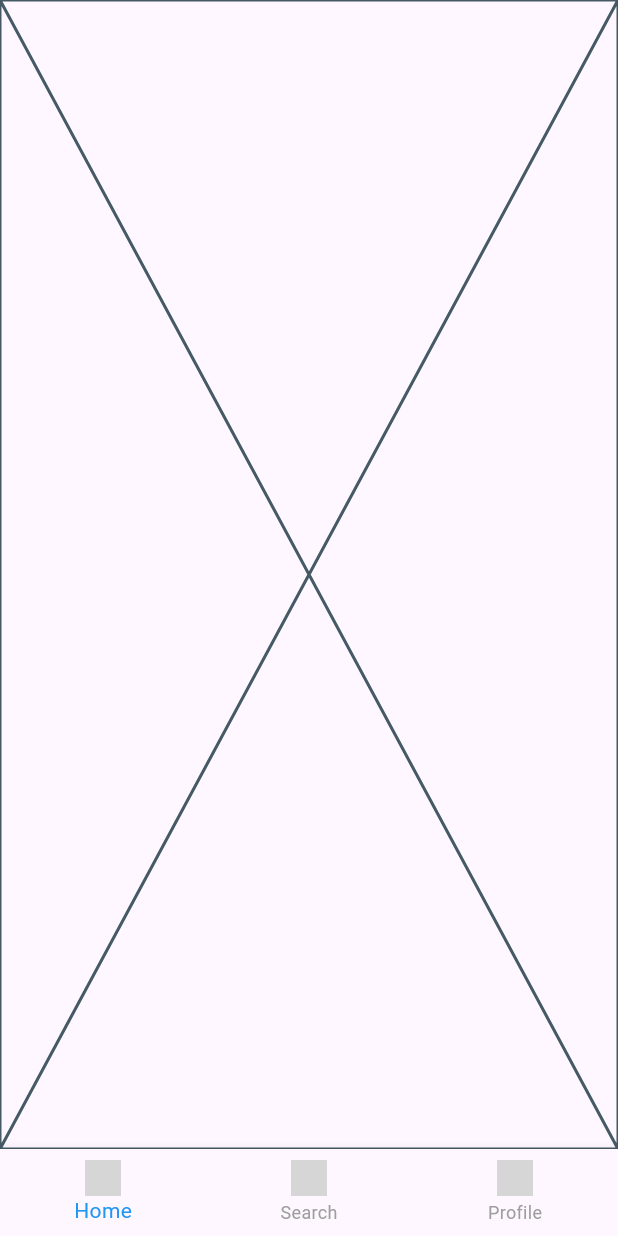
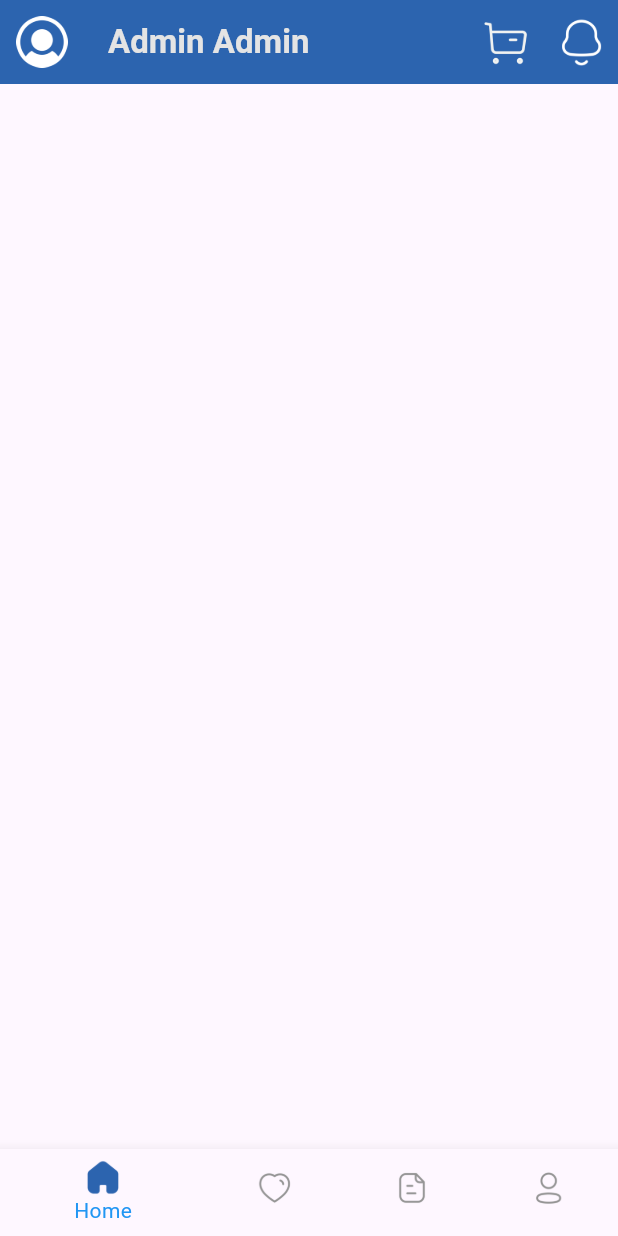
Before and after one commit to Maxza254411/t_and_c_mobile, a Flutter app: the screen it shows after launch, on a phone screen of 412 x 824 dp. Run offline on Flutter 3.47's test engine with Material 3 defaults, Android fonts, the phone set to English and light mode, and no system bars; grey boxes are pictures that could not be loaded.

Commit message:
เพิ่ม NavigatorBar

```diff
--- /dev/null
+++ b/devtools_options.yaml
@@ -0,0 +1,3 @@
+description: This file stores settings for Dart & Flutter DevTools.
+documentation: https://docs.flutter.dev/tools/devtools/extensions#configure-extension-enablement-states
+extensions:
--- a/lib/constang.dart
+++ b/lib/constang.dart
@@ -2,4 +2,5 @@ import 'package:flutter/material.dart';
 
 const kButtonColor = Color(0xFF2C64AF);
 const kbgf = Color(0xFFE4E4E4);
+const kbgM = Color(0xFFE939393);
 const ktextColr = Color(0xFFED2324);
--- a/lib/fristPage.dart
+++ b/lib/fristPage.dart
@@ -1,5 +1,7 @@
 import 'package:flutter/material.dart';
+import 'package:t_and_c_mobile/constang.dart';
 import 'package:t_and_c_mobile/homepage.dart';
+import 'package:t_and_c_mobile/profile.dart';
 
 class FirstPage extends StatefulWidget {
   const FirstPage({super.key});
@@ -15,14 +17,17 @@ class _FirstPageState extends State<FirstPage> {
   final List<Widget> _pages = [
     HomePage(),
     HomePage(),
-    HomePage(), // หน้าแรก
+    HomePage(),
+    Profile(),
   ];
 
   @override
   Widget build(BuildContext context) {
     return Scaffold(
-      body: _pages[_currentIndex], // เปลี่ยนตาม index
+      backgroundColor: kbgM,
+      body: _pages[_currentIndex],
       bottomNavigationBar: BottomNavigationBar(
+        backgroundColor: kbgf,
         currentIndex: _currentIndex,
         selectedItemColor: Colors.blue,
         unselectedItemColor: Colors.grey,
@@ -34,7 +39,9 @@ class _FirstPageState extends State<FirstPage> {
         items: [
           BottomNavigationBarItem(
             icon: Image.asset(
-        "assets/icons/home.png",
+              _currentIndex == 0
+                  ? "assets/icons/Home.png"
+                  : "assets/icons/HomF.png",
               width: 24,
               height: 24,
             ),
@@ -42,23 +49,36 @@ class _FirstPageState extends State<FirstPage> {
           ),
           BottomNavigationBarItem(
             icon: Image.asset(
-        "assets/icons/search.png",
+              _currentIndex == 1
+                  ? "assets/icons/love.png"
+                  : "assets/icons/lovef.png",
               width: 24,
               height: 24,
             ),
-      label: "Search",
+            label: "Wishlist",
           ),
           BottomNavigationBarItem(
             icon: Image.asset(
-        "assets/icons/profile.png",
+              _currentIndex == 2
+                  ? "assets/icons/Paper.png"
+                  : "assets/icons/PaperF.png",
               width: 24,
               height: 24,
             ),
-      label: "Profile",
+            label: "History",
+          ),
+           BottomNavigationBarItem(
+            icon: Image.asset(
+              _currentIndex == 3
+                  ? "assets/icons/Profile.png"
+                  : "assets/icons/ProfileF.png",
+              width: 24,
+              height: 24,
+            ),
+            label: "Account",
           ),
         ],
       ),
-
     );
   }
 }
--- a/lib/homePage.dart
+++ b/lib/homePage.dart
@@ -1,4 +1,6 @@
 import 'package:flutter/material.dart';
+import 'package:t_and_c_mobile/constang.dart';
+
 class HomePage extends StatefulWidget {
   const HomePage({super.key});
 
@@ -9,6 +11,28 @@ class HomePage extends StatefulWidget {
 class _HomePageState extends State<HomePage> {
   @override
   Widget build(BuildContext context) {
-    return  Placeholder();
+    return Scaffold(
+      appBar: AppBar(
+        backgroundColor: kButtonColor,
+        actions: [
+          Padding(
+            padding: const EdgeInsets.all(8.0),
+            child: Image.asset("assets/icons/Buy.png", scale: 15),
+          ),
+          Padding(
+            padding: const EdgeInsets.all(8.0),
+            child: Image.asset("assets/icons/Notification.png", scale: 15),
+          ),
+        ],
+        leading: Padding(
+          padding: const EdgeInsets.all(8.0),
+          child: Image.asset("assets/icons/Vector.png",scale: 15,),
+        ),
+        title: Text(
+          "Admin Admin",
+          style: TextStyle(color: kbgf, fontWeight: FontWeight.bold),
+        ),
+      ),
+    );
   }
 }
--- /dev/null
+++ b/lib/serviceLogin/loginApi.dart
@@ -0,0 +1,4 @@
+import 'package:flutter/material.dart';
+class LoginApi {
+  const LoginApi();
+}
```
Also changed, not shown: lib/profile.dart (added, +82 -0 lines), assets/icons/Buy.png (added), assets/icons/Notification.png (added), assets/icons/Vector.png (added), assets/icons/lovef.png (added), assets/images/phone.png (added). Lines whose indentation alone changed are shown as unchanged.
